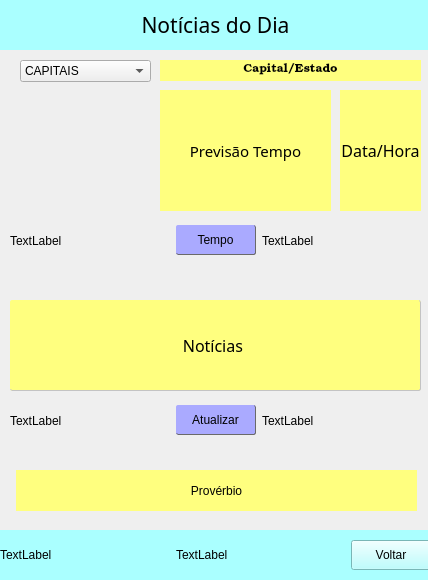
The window that tela_noticias.ui (eliezersilva-dev/Projeto_Python_PyQt5_QtDesigner) describes before a commit, drawn with Qt 5.
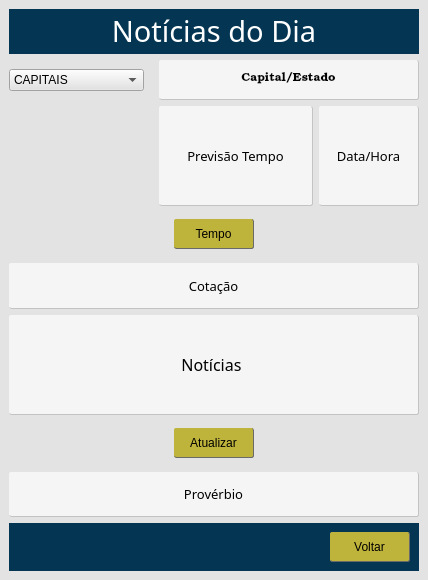
The same window after the commit.

Patch:
```diff
--- a/tela_noticias.ui
+++ b/tela_noticias.ui
@@ -14,134 +14,47 @@
    <string>MainWindow</string>
   </property>
   <property name="autoFillBackground">
-   <bool>true</bool>
+   <bool>false</bool>
+  </property>
+  <property name="styleSheet">
+   <string notr="true">background-color: rgb(227, 227, 227);</string>
   </property>
   <widget class="QWidget" name="centralwidget">
+   <layout class="QVBoxLayout" name="verticalLayout">
+    <item>
    <widget class="QLabel" name="label">
-    <property name="geometry">
-     <rect>
-      <x>0</x>
-      <y>-1</y>
-      <width>431</width>
-      <height>51</height>
-     </rect>
-    </property>
     <property name="font">
      <font>
       <family>Algerian</family>
-      <pointsize>16</pointsize>
+        <pointsize>22</pointsize>
      </font>
     </property>
     <property name="styleSheet">
-     <string notr="true">background-color: rgb(170, 255, 255);</string>
+       <string notr="true">background-color: #043654</string>
     </property>
     <property name="text">
-     <string>Notícias do Dia</string>
+       <string>&lt;html&gt;&lt;head/&gt;&lt;body&gt;&lt;p&gt;&lt;span style=&quot; color:#ffffff;&quot;&gt;Notícias do Dia&lt;/span&gt;&lt;/p&gt;&lt;/body&gt;&lt;/html&gt;</string>
     </property>
     <property name="alignment">
      <set>Qt::AlignCenter</set>
     </property>
    </widget>
-   <widget class="QWidget" name="widget" native="true">
-    <property name="geometry">
-     <rect>
-      <x>0</x>
-      <y>530</y>
-      <width>431</width>
-      <height>51</height>
-     </rect>
-    </property>
-    <property name="styleSheet">
-     <string notr="true">background-color: rgb(170, 255, 255);</string>
-    </property>
-    <layout class="QVBoxLayout" name="verticalLayout_2">
-     <item>
-      <layout class="QHBoxLayout" name="horizontalLayout">
-       <item>
-        <widget class="QLabel" name="label_3">
-         <property name="text">
-          <string>TextLabel</string>
-         </property>
-        </widget>
        </item>
        <item>
-        <widget class="QLabel" name="label_2">
-         <property name="text">
-          <string>TextLabel</string>
-         </property>
-        </widget>
-       </item>
+     <layout class="QHBoxLayout" name="horizontalLayout_4">
        <item>
-        <widget class="QPushButton" name="btn_voltar">
-         <property name="minimumSize">
-          <size>
-           <width>80</width>
-           <height>30</height>
-          </size>
-         </property>
-         <property name="maximumSize">
-          <size>
-           <width>80</width>
-           <height>30</height>
-          </size>
-         </property>
-         <property name="text">
-          <string>Voltar</string>
-         </property>
-        </widget>
-       </item>
-      </layout>
-     </item>
-    </layout>
-   </widget>
-   <widget class="QLabel" name="label_noticias">
-    <property name="geometry">
-     <rect>
-      <x>10</x>
-      <y>300</y>
-      <width>411</width>
-      <height>91</height>
-     </rect>
-    </property>
-    <property name="font">
-     <font>
-      <family>Baskerville Old Face</family>
-      <pointsize>12</pointsize>
-     </font>
-    </property>
-    <property name="styleSheet">
-     <string notr="true">background-color: rgb(255, 255, 127);
-border-bottom: 1px solid;
-	border-bottom-color: #c3c3c3;
-border-right: 1px solid;
-	border-right-color: #c3c3c3;
-border-radius: 2px;
-</string>
-    </property>
-    <property name="lineWidth">
-     <number>3</number>
-    </property>
-    <property name="text">
-     <string>Notícias </string>
-    </property>
-    <property name="textFormat">
-     <enum>Qt::PlainText</enum>
-    </property>
-    <property name="alignment">
-     <set>Qt::AlignCenter</set>
-    </property>
-    <property name="wordWrap">
-     <bool>true</bool>
-    </property>
-   </widget>
    <widget class="QComboBox" name="comboBox">
-    <property name="geometry">
-     <rect>
-      <x>20</x>
-      <y>60</y>
-      <width>131</width>
-      <height>22</height>
-     </rect>
+        <property name="sizePolicy">
+         <sizepolicy hsizetype="Fixed" vsizetype="Fixed">
+          <horstretch>0</horstretch>
+          <verstretch>0</verstretch>
+         </sizepolicy>
+        </property>
+        <property name="minimumSize">
+         <size>
+          <width>135</width>
+          <height>0</height>
+         </size>
     </property>
     <item>
      <property name="text">
@@ -279,77 +192,39 @@
      </property>
     </item>
    </widget>
-   <widget class="QWidget" name="layoutWidget">
-    <property name="geometry">
-     <rect>
-      <x>10</x>
-      <y>400</y>
-      <width>411</width>
-      <height>41</height>
-     </rect>
-    </property>
-    <layout class="QHBoxLayout" name="horizontalLayout_2">
-     <item>
-      <widget class="QLabel" name="label_5">
-       <property name="text">
-        <string>TextLabel</string>
-       </property>
-      </widget>
      </item>
      <item>
-      <widget class="QPushButton" name="btn_atualizar">
+       <widget class="QLabel" name="label_4">
+        <property name="sizePolicy">
+         <sizepolicy hsizetype="Fixed" vsizetype="Fixed">
+          <horstretch>0</horstretch>
+          <verstretch>0</verstretch>
+         </sizepolicy>
+        </property>
        <property name="maximumSize">
         <size>
-         <width>80</width>
-         <height>30</height>
-        </size>
-       </property>
-       <property name="styleSheet">
-        <string notr="true">QPushButton{
-color: #black;
-border-right:  1px solid;
-	border-right-color: #6a6a6a;
-border-bottom: 1px solid;
-	border-bottom-color:#6a6a6a;
-background-color: rgb(170, 170, 255);
-border-radius: 2px
-}
-
-QPushButton:pressed{
-color: black;
-border-left: 1px solid;
-	border-left-color: #c3c3c3;
-border-top: 1px solid;
-	border-top-color:#c3c3c3;
-border-right: transparent;
-border-bottom: transparent;
-background-color: rgb(240, 240, 240);
-border-radius: 2px
-}
-</string>
-       </property>
+          <width>3</width>
+          <height>16777215</height>
+         </size>
+        </property>
        <property name="text">
-        <string>Atualizar</string>
+         <string/>
        </property>
       </widget>
      </item>
      <item>
-      <widget class="QLabel" name="label_6">
-       <property name="text">
-        <string>TextLabel</string>
-       </property>
-      </widget>
-     </item>
-    </layout>
-   </widget>
    <widget class="QLabel" name="label_capital_estado">
-    <property name="geometry">
-     <rect>
-      <x>160</x>
-      <y>60</y>
-      <width>261</width>
-      <height>21</height>
-     </rect>
+        <property name="sizePolicy">
+         <sizepolicy hsizetype="Preferred" vsizetype="Fixed">
+          <horstretch>0</horstretch>
+          <verstretch>0</verstretch>
+         </sizepolicy>
+        </property>
+        <property name="minimumSize">
+         <size>
+          <width>0</width>
+          <height>40</height>
+         </size>
     </property>
     <property name="font">
      <font>
@@ -357,7 +232,13 @@
      </font>
     </property>
     <property name="styleSheet">
-     <string notr="true">background-color: rgb(255, 255, 127);</string>
+         <string notr="true">background-color: #F5F5F5;
+border-bottom: 1px solid;
+	border-bottom-color: #c3c3c3;
+border-right: 1px solid;
+	border-right-color: #c3c3c3;
+border-radius: 2px;
+</string>
     </property>
     <property name="text">
      <string>&lt;html&gt;&lt;head/&gt;&lt;body&gt;&lt;p&gt;Capital/Estado&lt;/p&gt;&lt;/body&gt;&lt;/html&gt;</string>
@@ -366,23 +247,58 @@
      <set>Qt::AlignCenter</set>
     </property>
    </widget>
+      </item>
+     </layout>
+    </item>
+    <item>
+     <layout class="QHBoxLayout" name="horizontalLayout_5">
+      <item>
+       <widget class="QLabel" name="label_7">
+        <property name="sizePolicy">
+         <sizepolicy hsizetype="Maximum" vsizetype="Preferred">
+          <horstretch>0</horstretch>
+          <verstretch>0</verstretch>
+         </sizepolicy>
+        </property>
+        <property name="minimumSize">
+         <size>
+          <width>144</width>
+          <height>0</height>
+         </size>
+        </property>
+        <property name="text">
+         <string/>
+        </property>
+       </widget>
+      </item>
+      <item>
    <widget class="QLabel" name="label_previsao">
-    <property name="geometry">
-     <rect>
-      <x>160</x>
-      <y>90</y>
-      <width>171</width>
-      <height>121</height>
-     </rect>
+        <property name="sizePolicy">
+         <sizepolicy hsizetype="Preferred" vsizetype="Preferred">
+          <horstretch>0</horstretch>
+          <verstretch>0</verstretch>
+         </sizepolicy>
+        </property>
+        <property name="minimumSize">
+         <size>
+          <width>150</width>
+          <height>100</height>
+         </size>
     </property>
     <property name="font">
      <font>
       <family>Baskerville Old Face</family>
-      <pointsize>11</pointsize>
+          <pointsize>10</pointsize>
      </font>
     </property>
     <property name="styleSheet">
-     <string notr="true">background-color: rgb(255, 255, 127);</string>
+         <string notr="true">background-color: #F5F5F5;
+border-bottom: 1px solid;
+	border-bottom-color: #c3c3c3;
+border-right: 1px solid;
+	border-right-color: #c3c3c3;
+border-radius: 2px;
+</string>
     </property>
     <property name="text">
      <string>Previsão Tempo</string>
@@ -397,23 +313,41 @@
      <bool>true</bool>
     </property>
    </widget>
+      </item>
+      <item>
    <widget class="QLabel" name="label_data_hora">
-    <property name="geometry">
-     <rect>
-      <x>340</x>
-      <y>90</y>
-      <width>81</width>
-      <height>121</height>
-     </rect>
+        <property name="sizePolicy">
+         <sizepolicy hsizetype="Fixed" vsizetype="Preferred">
+          <horstretch>0</horstretch>
+          <verstretch>0</verstretch>
+         </sizepolicy>
+        </property>
+        <property name="minimumSize">
+         <size>
+          <width>100</width>
+          <height>0</height>
+         </size>
+        </property>
+        <property name="maximumSize">
+         <size>
+          <width>40</width>
+          <height>16777215</height>
+         </size>
     </property>
     <property name="font">
      <font>
       <family>Baskerville Old Face</family>
-      <pointsize>12</pointsize>
+          <pointsize>10</pointsize>
      </font>
     </property>
     <property name="styleSheet">
-     <string notr="true">background-color: rgb(255, 255, 127);</string>
+         <string notr="true">background-color: #F5F5F5;
+border-bottom: 1px solid;
+	border-bottom-color: #c3c3c3;
+border-right: 1px solid;
+	border-right-color: #c3c3c3;
+border-radius: 2px;
+</string>
     </property>
     <property name="text">
      <string>Data/Hora</string>
@@ -422,39 +356,15 @@
      <set>Qt::AlignCenter</set>
     </property>
    </widget>
-   <widget class="QLabel" name="label_proverbio">
-    <property name="geometry">
-     <rect>
-      <x>16</x>
-      <y>470</y>
-      <width>401</width>
-      <height>41</height>
-     </rect>
-    </property>
-    <property name="styleSheet">
-     <string notr="true">background-color: rgb(255, 255, 127);</string>
-    </property>
-    <property name="text">
-     <string>Provérbio</string>
-    </property>
-    <property name="alignment">
-     <set>Qt::AlignCenter</set>
-    </property>
-   </widget>
-   <widget class="QWidget" name="layoutWidget">
-    <property name="geometry">
-     <rect>
-      <x>10</x>
-      <y>220</y>
-      <width>411</width>
-      <height>41</height>
-     </rect>
-    </property>
+      </item>
+     </layout>
+    </item>
+    <item>
     <layout class="QHBoxLayout" name="horizontalLayout_3">
      <item>
       <widget class="QLabel" name="label_8">
        <property name="text">
-        <string>TextLabel</string>
+         <string/>
        </property>
       </widget>
      </item>
@@ -473,7 +383,7 @@
 	border-right-color: #6a6a6a;
 border-bottom: 1px solid;
 	border-bottom-color:#6a6a6a;
-background-color: rgb(170, 170, 255);
+background-color: #BFB43B;
 border-radius: 2px
 }
 
@@ -498,12 +408,228 @@
      <item>
       <widget class="QLabel" name="label_9">
        <property name="text">
-        <string>TextLabel</string>
+         <string/>
        </property>
       </widget>
      </item>
     </layout>
-   </widget>
+    </item>
+    <item>
+     <widget class="QLabel" name="label_cotacao">
+      <property name="font">
+       <font>
+        <family>Baskerville Old Face</family>
+        <pointsize>10</pointsize>
+       </font>
+      </property>
+      <property name="styleSheet">
+       <string notr="true">background-color: #F5F5F5;
+border-bottom: 1px solid;
+	border-bottom-color: #c3c3c3;
+border-right: 1px solid;
+	border-right-color: #c3c3c3;
+border-radius: 2px;
+</string>
+      </property>
+      <property name="text">
+       <string>Cotação</string>
+      </property>
+      <property name="alignment">
+       <set>Qt::AlignCenter</set>
+      </property>
+     </widget>
+    </item>
+    <item>
+     <widget class="QLabel" name="label_noticias">
+      <property name="minimumSize">
+       <size>
+        <width>0</width>
+        <height>100</height>
+       </size>
+      </property>
+      <property name="font">
+       <font>
+        <family>Baskerville Old Face</family>
+        <pointsize>12</pointsize>
+       </font>
+      </property>
+      <property name="styleSheet">
+       <string notr="true">background-color: #F5F5F5;
+border-bottom: 1px solid;
+	border-bottom-color: #c3c3c3;
+border-right: 1px solid;
+	border-right-color: #c3c3c3;
+border-radius: 2px;
+</string>
+      </property>
+      <property name="lineWidth">
+       <number>3</number>
+      </property>
+      <property name="text">
+       <string>Notícias </string>
+      </property>
+      <property name="textFormat">
+       <enum>Qt::PlainText</enum>
+      </property>
+      <property name="alignment">
+       <set>Qt::AlignCenter</set>
+      </property>
+      <property name="wordWrap">
+       <bool>true</bool>
+      </property>
+     </widget>
+    </item>
+    <item>
+     <layout class="QHBoxLayout" name="horizontalLayout_2">
+      <item>
+       <widget class="QLabel" name="label_5">
+        <property name="text">
+         <string/>
+        </property>
+       </widget>
+      </item>
+      <item>
+       <widget class="QPushButton" name="btn_atualizar">
+        <property name="maximumSize">
+         <size>
+          <width>80</width>
+          <height>30</height>
+         </size>
+        </property>
+        <property name="styleSheet">
+         <string notr="true">QPushButton{
+color: #black;
+border-right:  1px solid;
+	border-right-color: #6a6a6a;
+border-bottom: 1px solid;
+	border-bottom-color:#6a6a6a;
+background-color: #BFB43B;
+border-radius: 2px
+}
+
+QPushButton:pressed{
+color: black;
+border-left: 1px solid;
+	border-left-color: #c3c3c3;
+border-top: 1px solid;
+	border-top-color:#c3c3c3;
+border-right: transparent;
+border-bottom: transparent;
+background-color: rgb(240, 240, 240);
+border-radius: 2px
+}
+</string>
+        </property>
+        <property name="text">
+         <string>Atualizar</string>
+        </property>
+       </widget>
+      </item>
+      <item>
+       <widget class="QLabel" name="label_6">
+        <property name="text">
+         <string/>
+        </property>
+       </widget>
+      </item>
+     </layout>
+    </item>
+    <item>
+     <widget class="QLabel" name="label_proverbio">
+      <property name="font">
+       <font>
+        <family>Baskerville Old Face</family>
+        <pointsize>10</pointsize>
+       </font>
+      </property>
+      <property name="styleSheet">
+       <string notr="true">background-color: #F5F5F5;
+border-bottom: 1px solid;
+	border-bottom-color: #c3c3c3;
+border-right: 1px solid;
+	border-right-color: #c3c3c3;
+border-radius: 2px;
+</string>
+      </property>
+      <property name="text">
+       <string>Provérbio</string>
+      </property>
+      <property name="alignment">
+       <set>Qt::AlignCenter</set>
+      </property>
+     </widget>
+    </item>
+    <item>
+     <widget class="QWidget" name="widget" native="true">
+      <property name="styleSheet">
+       <string notr="true">background-color: #043654</string>
+      </property>
+      <layout class="QVBoxLayout" name="verticalLayout_2">
+       <item>
+        <layout class="QHBoxLayout" name="horizontalLayout">
+         <item>
+          <widget class="QLabel" name="label_3">
+           <property name="text">
+            <string/>
+           </property>
+          </widget>
+         </item>
+         <item>
+          <widget class="QLabel" name="label_2">
+           <property name="text">
+            <string/>
+           </property>
+          </widget>
+         </item>
+         <item>
+          <widget class="QPushButton" name="btn_voltar">
+           <property name="minimumSize">
+            <size>
+             <width>80</width>
+             <height>30</height>
+            </size>
+           </property>
+           <property name="maximumSize">
+            <size>
+             <width>80</width>
+             <height>30</height>
+            </size>
+           </property>
+           <property name="styleSheet">
+            <string notr="true">QPushButton{
+color: #black;
+border-right:  1px solid;
+	border-right-color: #6a6a6a;
+border-bottom: 1px solid;
+	border-bottom-color:#6a6a6a;
+background-color: #BFB43B;
+border-radius: 2px
+}
+
+QPushButton:pressed{
+color: black;
+border-left: 1px solid;
+	border-left-color: #c3c3c3;
+border-top: 1px solid;
+	border-top-color:#c3c3c3;
+border-right: transparent;
+border-bottom: transparent;
+background-color: rgb(240, 240, 240);
+border-radius: 2px
+}
+</string>
+           </property>
+           <property name="text">
+            <string>Voltar</string>
+           </property>
+          </widget>
+         </item>
+        </layout>
+       </item>
+      </layout>
+     </widget>
+    </item>
+   </layout>
   </widget>
  </widget>
  <resources/>
```
Lines whose indentation alone changed are shown as unchanged.
